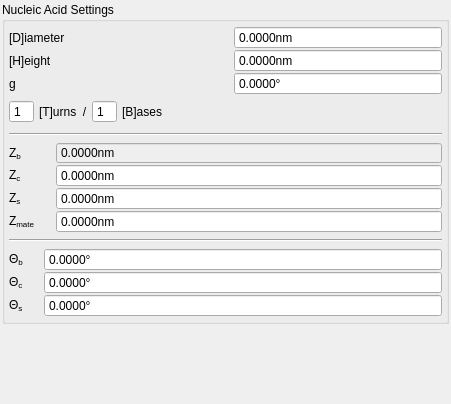
The window that ui/panels/nucleic_acid/panel.ui (NATuG3/NATuG3) describes before a commit, drawn with Qt 5.
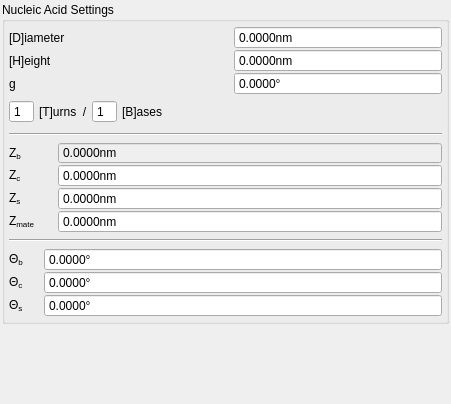
The same window after the commit.

Patch:
```diff
--- a/ui/panels/nucleic_acid/panel.ui
+++ b/ui/panels/nucleic_acid/panel.ui
@@ -731,7 +731,9 @@
         <item row="3" column="0">
          <widget class="QLabel" name="Z_mate_label">
           <property name="text">
-           <string>&lt;html&gt;&lt;head/&gt;&lt;body&gt;&lt;p&gt;Z&lt;span style=&quot; vertical-align:sub;&quot;&gt;mate&lt;/span&gt;&lt;/p&gt;&lt;/body&gt;&lt;/html&gt;</string>
+                                            <string>&lt;html&gt;&lt;head/&gt;&lt;body&gt;&lt;p&gt;Z&lt;span style=&quot;
+                                                vertical-align:sub;&quot;&gt;mate&lt;/span&gt;&lt;/p&gt;&lt;/body&gt;&lt;/html&gt;
+                                            </string>
           </property>
          </widget>
         </item>
```
Lines whose indentation alone changed are shown as unchanged.
